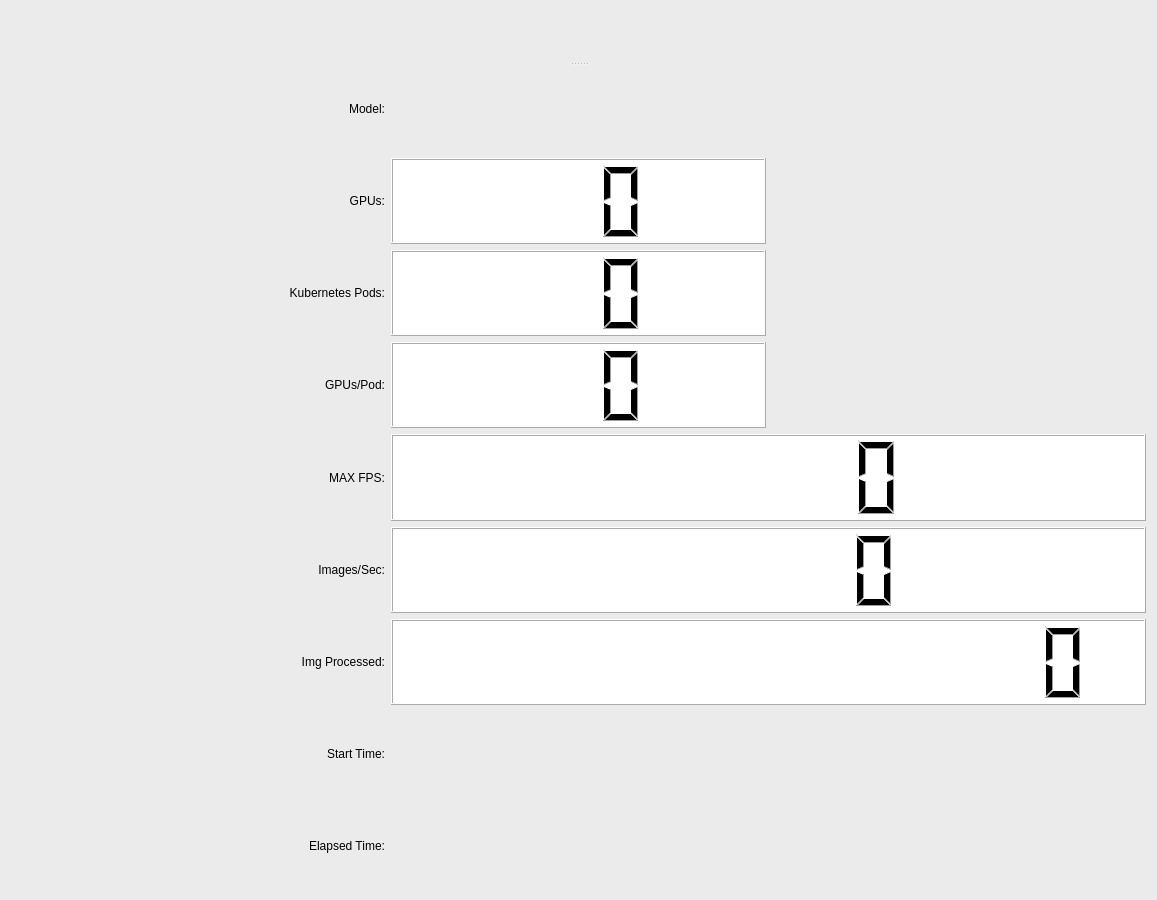
The window that apps/cloud_inference/client_app/perf_graph.ui (japarada/MIVisionX) describes before a commit, drawn with Qt 5.
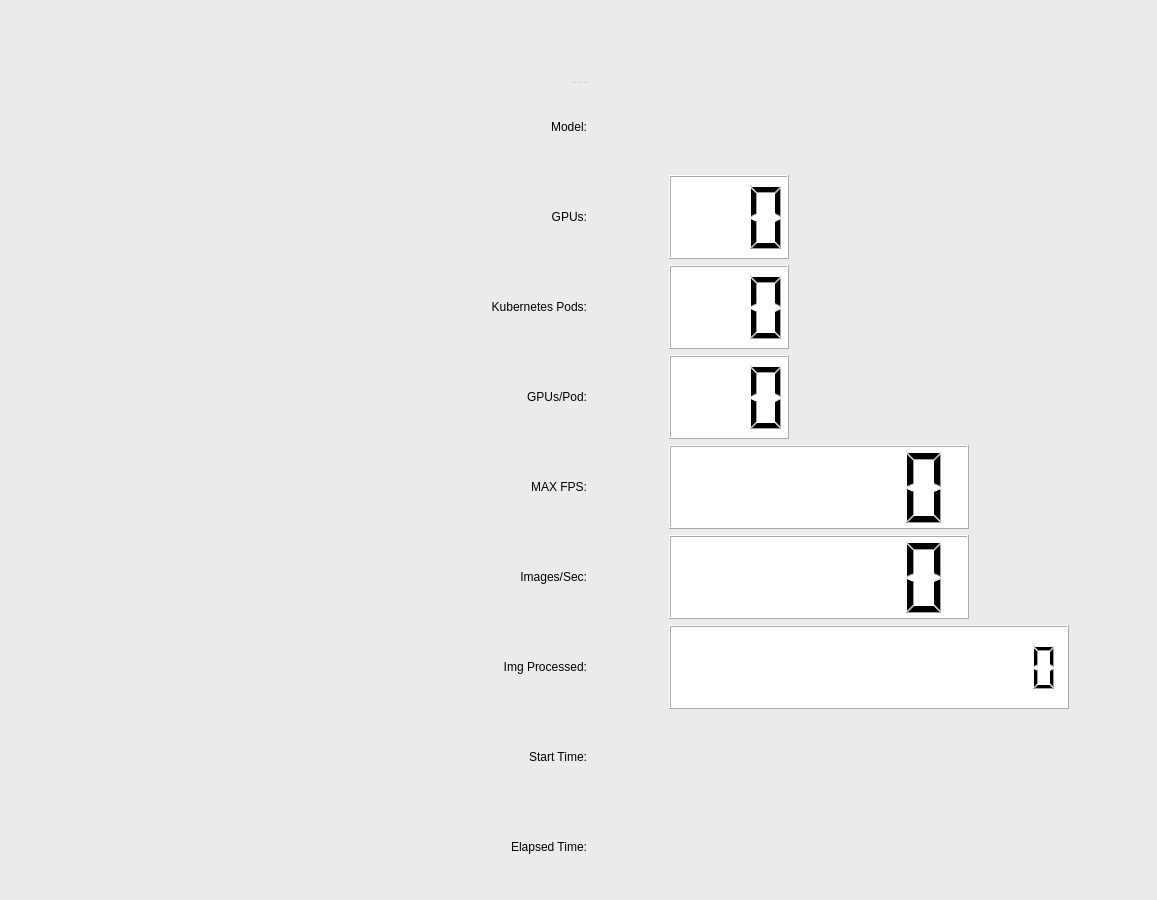
The same window after the commit. Icons and pictures are not drawn.

Patch:
```diff
--- a/apps/cloud_inference/client_app/perf_graph.ui
+++ b/apps/cloud_inference/client_app/perf_graph.ui
@@ -29,13 +29,13 @@
   <property name="sizeGripEnabled">
    <bool>false</bool>
   </property>
-  <layout class="QGridLayout" name="gridLayout_2">
-   <item row="0" column="0">
+  <layout class="QVBoxLayout" name="verticalLayout">
+   <item>
     <widget class="QSplitter" name="splitter">
      <property name="orientation">
       <enum>Qt::Vertical</enum>
      </property>
-     <widget class="QWidget" name="">
+     <widget class="QWidget" name="layoutWidget">
       <layout class="QHBoxLayout" name="horizontalLayout_2">
        <property name="sizeConstraint">
         <enum>QLayout::SetDefaultConstraint</enum>
@@ -62,6 +62,22 @@
          </property>
         </widget>
        </item>
+       <item>
+        <spacer name="horizontalSpacer">
+         <property name="orientation">
+          <enum>Qt::Horizontal</enum>
+         </property>
+         <property name="sizeType">
+          <enum>QSizePolicy::Fixed</enum>
+         </property>
+         <property name="sizeHint" stdset="0">
+          <size>
+           <width>20</width>
+           <height>20</height>
+          </size>
+         </property>
+        </spacer>
+       </item>
        <item>
         <widget class="QLabel" name="logo_label_3">
          <property name="sizePolicy">
@@ -81,6 +97,22 @@
          </property>
         </widget>
        </item>
+       <item>
+        <spacer name="horizontalSpacer_2">
+         <property name="orientation">
+          <enum>Qt::Horizontal</enum>
+         </property>
+         <property name="sizeType">
+          <enum>QSizePolicy::Fixed</enum>
+         </property>
+         <property name="sizeHint" stdset="0">
+          <size>
+           <width>20</width>
+           <height>20</height>
+          </size>
+         </property>
+        </spacer>
+       </item>
        <item>
         <widget class="QLabel" name="logo_label">
          <property name="sizePolicy">
@@ -96,7 +128,7 @@
           <pixmap resource="resources.qrc">:/images/MIVisionX.png</pixmap>
          </property>
          <property name="alignment">
-          <set>Qt::AlignRight|Qt::AlignTrailing|Qt::AlignVCenter</set>
+          <set>Qt::AlignCenter</set>
          </property>
         </widget>
        </item>
@@ -104,21 +136,162 @@
      </widget>
      <widget class="QWidget" name="">
       <layout class="QGridLayout" name="gridLayout">
-       <item row="16" column="0">
-        <widget class="QLabel" name="ElapsedTimeName_label">
+       <item row="0" column="0">
+        <widget class="QLabel" name="Model_label">
+         <property name="maximumSize">
+          <size>
+           <width>500</width>
+           <height>16777215</height>
+          </size>
+         </property>
          <property name="styleSheet">
           <string notr="true">color: rgb(0, 0, 0);
 font: 75 36pt &quot;Ubuntu&quot;;</string>
          </property>
          <property name="text">
-          <string>Elapsed Time:</string>
+          <string>Model:</string>
          </property>
          <property name="alignment">
           <set>Qt::AlignRight|Qt::AlignTrailing|Qt::AlignVCenter</set>
          </property>
         </widget>
        </item>
-       <item row="8" column="1">
+       <item row="0" column="1">
+        <widget class="QLabel" name="modelName_label">
+         <property name="maximumSize">
+          <size>
+           <width>500</width>
+           <height>16777215</height>
+          </size>
+         </property>
+         <property name="styleSheet">
+          <string notr="true">color: rgb(170, 0, 0);
+font: 75 36pt &quot;Ubuntu&quot;;</string>
+         </property>
+         <property name="text">
+          <string/>
+         </property>
+        </widget>
+       </item>
+       <item row="1" column="0">
+        <widget class="QLabel" name="TotalGPU_label">
+         <property name="maximumSize">
+          <size>
+           <width>500</width>
+           <height>16777215</height>
+          </size>
+         </property>
+         <property name="styleSheet">
+          <string notr="true">color: rgb(0, 0, 0);
+font: 75 36pt &quot;Ubuntu&quot;;</string>
+         </property>
+         <property name="text">
+          <string>GPUs:</string>
+         </property>
+         <property name="alignment">
+          <set>Qt::AlignRight|Qt::AlignTrailing|Qt::AlignVCenter</set>
+         </property>
+        </widget>
+       </item>
+       <item row="1" column="1">
+        <widget class="QLCDNumber" name="TotalGPU_lcdNumber">
+         <property name="sizePolicy">
+          <sizepolicy hsizetype="Minimum" vsizetype="Minimum">
+           <horstretch>0</horstretch>
+           <verstretch>0</verstretch>
+          </sizepolicy>
+         </property>
+         <property name="minimumSize">
+          <size>
+           <width>120</width>
+           <height>0</height>
+          </size>
+         </property>
+         <property name="maximumSize">
+          <size>
+           <width>120</width>
+           <height>16777215</height>
+          </size>
+         </property>
+         <property name="styleSheet">
+          <string notr="true">background-color: rgb(255, 255, 255);
+color: rgb(0, 0, 0);</string>
+         </property>
+         <property name="digitCount">
+          <number>3</number>
+         </property>
+        </widget>
+       </item>
+       <item row="2" column="0">
+        <widget class="QLabel" name="kubernetes_pod_label">
+         <property name="maximumSize">
+          <size>
+           <width>500</width>
+           <height>16777215</height>
+          </size>
+         </property>
+         <property name="styleSheet">
+          <string notr="true">color: rgb(0, 0, 0);
+font: 75 36pt &quot;Ubuntu&quot;;</string>
+         </property>
+         <property name="text">
+          <string>Kubernetes Pods:</string>
+         </property>
+         <property name="alignment">
+          <set>Qt::AlignRight|Qt::AlignTrailing|Qt::AlignVCenter</set>
+         </property>
+        </widget>
+       </item>
+       <item row="2" column="1">
+        <widget class="QLCDNumber" name="pods_lcdNumber">
+         <property name="sizePolicy">
+          <sizepolicy hsizetype="Minimum" vsizetype="Minimum">
+           <horstretch>0</horstretch>
+           <verstretch>0</verstretch>
+          </sizepolicy>
+         </property>
+         <property name="minimumSize">
+          <size>
+           <width>120</width>
+           <height>0</height>
+          </size>
+         </property>
+         <property name="maximumSize">
+          <size>
+           <width>120</width>
+           <height>16777215</height>
+          </size>
+         </property>
+         <property name="styleSheet">
+          <string notr="true">background-color: rgb(255, 255, 255);
+color: rgb(0, 0, 0);</string>
+         </property>
+         <property name="digitCount">
+          <number>3</number>
+         </property>
+        </widget>
+       </item>
+       <item row="3" column="0">
+        <widget class="QLabel" name="NGPU_label">
+         <property name="maximumSize">
+          <size>
+           <width>500</width>
+           <height>16777215</height>
+          </size>
+         </property>
+         <property name="styleSheet">
+          <string notr="true">color: rgb(0, 0, 0);
+font: 75 36pt &quot;Ubuntu&quot;;</string>
+         </property>
+         <property name="text">
+          <string>GPUs/Pod:</string>
+         </property>
+         <property name="alignment">
+          <set>Qt::AlignRight|Qt::AlignTrailing|Qt::AlignVCenter</set>
+         </property>
+        </widget>
+       </item>
+       <item row="3" column="1">
         <widget class="QLCDNumber" name="GPU_lcdNumber">
          <property name="sizePolicy">
           <sizepolicy hsizetype="Minimum" vsizetype="Minimum">
@@ -126,6 +299,18 @@
            <verstretch>0</verstretch>
           </sizepolicy>
          </property>
+         <property name="minimumSize">
+          <size>
+           <width>120</width>
+           <height>0</height>
+          </size>
+         </property>
+         <property name="maximumSize">
+          <size>
+           <width>120</width>
+           <height>16777215</height>
+          </size>
+         </property>
          <property name="styleSheet">
           <string notr="true">background-color: rgb(255, 255, 255);
 color: rgb(0, 0, 0);</string>
@@ -135,8 +320,63 @@
          </property>
         </widget>
        </item>
-       <item row="12" column="0">
+       <item row="4" column="0">
+        <widget class="QLabel" name="maxFPS_label">
+         <property name="maximumSize">
+          <size>
+           <width>500</width>
+           <height>16777215</height>
+          </size>
+         </property>
+         <property name="styleSheet">
+          <string notr="true">font: 75 36pt &quot;Ubuntu&quot;;
+color: rgb(0, 0, 0);</string>
+         </property>
+         <property name="text">
+          <string>MAX FPS:</string>
+         </property>
+         <property name="alignment">
+          <set>Qt::AlignRight|Qt::AlignTrailing|Qt::AlignVCenter</set>
+         </property>
+        </widget>
+       </item>
+       <item row="4" column="1">
+        <widget class="QLCDNumber" name="maxFPS_lcdNumber">
+         <property name="sizePolicy">
+          <sizepolicy hsizetype="Minimum" vsizetype="Minimum">
+           <horstretch>0</horstretch>
+           <verstretch>0</verstretch>
+          </sizepolicy>
+         </property>
+         <property name="minimumSize">
+          <size>
+           <width>300</width>
+           <height>0</height>
+          </size>
+         </property>
+         <property name="maximumSize">
+          <size>
+           <width>300</width>
+           <height>16777215</height>
+          </size>
+         </property>
+         <property name="styleSheet">
+          <string notr="true">background-color: rgb(255, 255, 255);
+color: rgb(0, 0, 0);</string>
+         </property>
+         <property name="digitCount">
+          <number>6</number>
+         </property>
+        </widget>
+       </item>
+       <item row="5" column="0">
         <widget class="QLabel" name="fps_label">
+         <property name="maximumSize">
+          <size>
+           <width>500</width>
+           <height>16777215</height>
+          </size>
+         </property>
          <property name="styleSheet">
           <string notr="true">color: rgb(0, 0, 0);
 font: 75 36pt &quot;Ubuntu&quot;;</string>
@@ -149,77 +389,7 @@
          </property>
         </widget>
        </item>
-       <item row="15" column="0">
-        <widget class="QLabel" name="startName_label">
-         <property name="styleSheet">
-          <string notr="true">color: rgb(0, 0, 0);
-font: 75 36pt &quot;Ubuntu&quot;;</string>
-         </property>
-         <property name="text">
-          <string>Start Time:</string>
-         </property>
-         <property name="alignment">
-          <set>Qt::AlignRight|Qt::AlignTrailing|Qt::AlignVCenter</set>
-         </property>
-        </widget>
-       </item>
-       <item row="5" column="0">
-        <widget class="QLabel" name="kubernetes_pod_label">
-         <property name="styleSheet">
-          <string notr="true">color: rgb(0, 0, 0);
-font: 75 36pt &quot;Ubuntu&quot;;</string>
-         </property>
-         <property name="text">
-          <string>Kubernetes Pods:</string>
-         </property>
-         <property name="alignment">
-          <set>Qt::AlignRight|Qt::AlignTrailing|Qt::AlignVCenter</set>
-         </property>
-        </widget>
-       </item>
-       <item row="0" column="1">
-        <widget class="QLabel" name="modelName_label">
-         <property name="styleSheet">
-          <string notr="true">color: rgb(170, 0, 0);
-font: 75 36pt &quot;Ubuntu&quot;;</string>
-         </property>
-         <property name="text">
-          <string/>
-         </property>
-        </widget>
-       </item>
        <item row="5" column="1">
-        <widget class="QLCDNumber" name="pods_lcdNumber">
-         <property name="sizePolicy">
-          <sizepolicy hsizetype="Minimum" vsizetype="Minimum">
-           <horstretch>0</horstretch>
-           <verstretch>0</verstretch>
-          </sizepolicy>
-         </property>
-         <property name="styleSheet">
-          <string notr="true">background-color: rgb(255, 255, 255);
-color: rgb(0, 0, 0);</string>
-         </property>
-         <property name="digitCount">
-          <number>3</number>
-         </property>
-        </widget>
-       </item>
-       <item row="0" column="0">
-        <widget class="QLabel" name="Model_label">
-         <property name="styleSheet">
-          <string notr="true">color: rgb(0, 0, 0);
-font: 75 36pt &quot;Ubuntu&quot;;</string>
-         </property>
-         <property name="text">
-          <string>Model:</string>
-         </property>
-         <property name="alignment">
-          <set>Qt::AlignRight|Qt::AlignTrailing|Qt::AlignVCenter</set>
-         </property>
-        </widget>
-       </item>
-       <item row="12" column="1" colspan="2">
         <widget class="QLCDNumber" name="fps_lcdNumber">
          <property name="sizePolicy">
           <sizepolicy hsizetype="Minimum" vsizetype="Minimum">
@@ -227,6 +397,18 @@
            <verstretch>0</verstretch>
           </sizepolicy>
          </property>
+         <property name="minimumSize">
+          <size>
+           <width>300</width>
+           <height>0</height>
+          </size>
+         </property>
+         <property name="maximumSize">
+          <size>
+           <width>300</width>
+           <height>16777215</height>
+          </size>
+         </property>
          <property name="styleSheet">
           <string notr="true">background-color: rgb(255, 255, 255);
 color: rgb(0, 0, 0);</string>
@@ -242,67 +424,14 @@
          </property>
         </widget>
        </item>
-       <item row="10" column="1" colspan="2">
-        <widget class="QLCDNumber" name="maxFPS_lcdNumber">
-         <property name="sizePolicy">
-          <sizepolicy hsizetype="Minimum" vsizetype="Minimum">
-           <horstretch>0</horstretch>
-           <verstretch>0</verstretch>
-          </sizepolicy>
-         </property>
-         <property name="styleSheet">
-          <string notr="true">background-color: rgb(255, 255, 255);
-color: rgb(0, 0, 0);</string>
-         </property>
-         <property name="digitCount">
-          <number>6</number>
-         </property>
-        </widget>
-       </item>
-       <item row="10" column="0">
-        <widget class="QLabel" name="maxFPS_label">
-         <property name="styleSheet">
-          <string notr="true">font: 75 36pt &quot;Ubuntu&quot;;
-color: rgb(0, 0, 0);</string>
-         </property>
-         <property name="text">
-          <string>MAX FPS:</string>
-         </property>
-         <property name="alignment">
-          <set>Qt::AlignRight|Qt::AlignTrailing|Qt::AlignVCenter</set>
-         </property>
-        </widget>
-       </item>
-       <item row="8" column="0">
-        <widget class="QLabel" name="NGPU_label">
-         <property name="styleSheet">
-          <string notr="true">color: rgb(0, 0, 0);
-font: 75 36pt &quot;Ubuntu&quot;;</string>
-         </property>
-         <property name="text">
-          <string>GPUs/Pod:</string>
-         </property>
-         <property name="alignment">
-          <set>Qt::AlignRight|Qt::AlignTrailing|Qt::AlignVCenter</set>
-         </property>
-        </widget>
-       </item>
-       <item row="2" column="0">
-        <widget class="QLabel" name="TotalGPU_label">
-         <property name="styleSheet">
-          <string notr="true">color: rgb(0, 0, 0);
-font: 75 36pt &quot;Ubuntu&quot;;</string>
-         </property>
-         <property name="text">
-          <string>GPUs:</string>
-         </property>
-         <property name="alignment">
-          <set>Qt::AlignRight|Qt::AlignTrailing|Qt::AlignVCenter</set>
-         </property>
-        </widget>
-       </item>
-       <item row="14" column="0">
+       <item row="6" column="0">
         <widget class="QLabel" name="images_label">
+         <property name="maximumSize">
+          <size>
+           <width>500</width>
+           <height>16777215</height>
+          </size>
+         </property>
          <property name="styleSheet">
           <string notr="true">color: rgb(0, 0, 0);
 font: 75 36pt &quot;Ubuntu&quot;;</string>
@@ -315,35 +444,7 @@
          </property>
         </widget>
        </item>
-       <item row="15" column="1" colspan="2">
-        <widget class="QLabel" name="StartTime_label">
-         <property name="styleSheet">
-          <string notr="true">color: rgb(170, 0, 0);
-font: 75 28pt &quot;Ubuntu&quot;;</string>
-         </property>
-         <property name="text">
-          <string/>
-         </property>
-        </widget>
-       </item>
-       <item row="2" column="1">
-        <widget class="QLCDNumber" name="TotalGPU_lcdNumber">
-         <property name="sizePolicy">
-          <sizepolicy hsizetype="Minimum" vsizetype="Minimum">
-           <horstretch>0</horstretch>
-           <verstretch>0</verstretch>
-          </sizepolicy>
-         </property>
-         <property name="styleSheet">
-          <string notr="true">background-color: rgb(255, 255, 255);
-color: rgb(0, 0, 0);</string>
-         </property>
-         <property name="digitCount">
-          <number>3</number>
-         </property>
-        </widget>
-       </item>
-       <item row="14" column="1" colspan="2">
+       <item row="6" column="1">
         <widget class="QLCDNumber" name="images_lcdNumber">
          <property name="sizePolicy">
           <sizepolicy hsizetype="Minimum" vsizetype="Minimum">
@@ -351,6 +452,18 @@
            <verstretch>0</verstretch>
           </sizepolicy>
          </property>
+         <property name="minimumSize">
+          <size>
+           <width>400</width>
+           <height>0</height>
+          </size>
+         </property>
+         <property name="maximumSize">
+          <size>
+           <width>400</width>
+           <height>16777215</height>
+          </size>
+         </property>
          <property name="styleSheet">
           <string notr="true">background-color: rgb(255, 255, 255);
 color: rgb(0, 0, 0);</string>
@@ -363,8 +476,71 @@
          </property>
         </widget>
        </item>
-       <item row="16" column="1" colspan="2">
+       <item row="7" column="0">
+        <widget class="QLabel" name="startName_label">
+         <property name="maximumSize">
+          <size>
+           <width>500</width>
+           <height>16777215</height>
+          </size>
+         </property>
+         <property name="styleSheet">
+          <string notr="true">color: rgb(0, 0, 0);
+font: 75 36pt &quot;Ubuntu&quot;;</string>
+         </property>
+         <property name="text">
+          <string>Start Time:</string>
+         </property>
+         <property name="alignment">
+          <set>Qt::AlignRight|Qt::AlignTrailing|Qt::AlignVCenter</set>
+         </property>
+        </widget>
+       </item>
+       <item row="7" column="1">
+        <widget class="QLabel" name="StartTime_label">
+         <property name="maximumSize">
+          <size>
+           <width>500</width>
+           <height>16777215</height>
+          </size>
+         </property>
+         <property name="styleSheet">
+          <string notr="true">color: rgb(170, 0, 0);
+font: 75 28pt &quot;Ubuntu&quot;;</string>
+         </property>
+         <property name="text">
+          <string/>
+         </property>
+        </widget>
+       </item>
+       <item row="8" column="0">
+        <widget class="QLabel" name="ElapsedTimeName_label">
+         <property name="maximumSize">
+          <size>
+           <width>500</width>
+           <height>16777215</height>
+          </size>
+         </property>
+         <property name="styleSheet">
+          <string notr="true">color: rgb(0, 0, 0);
+font: 75 36pt &quot;Ubuntu&quot;;</string>
+         </property>
+         <property name="text">
+          <string>Elapsed Time:</string>
+         </property>
+         <property name="alignment">
+          <set>Qt::AlignRight|Qt::AlignTrailing|Qt::AlignVCenter</set>
+         </property>
+        </widget>
+       </item>
+       <item row="8" column="1">
         <widget class="QLabel" name="elapsedTime_label">
+         <property name="maximumSize">
+          <size>
+           <width>500</width>
+           <height>16777215</height>
+          </size>
+         </property>
          <property name="styleSheet">
           <string notr="true">color: rgb(170, 0, 0);
 font: 75 28pt &quot;Ubuntu&quot;;</string>
```
